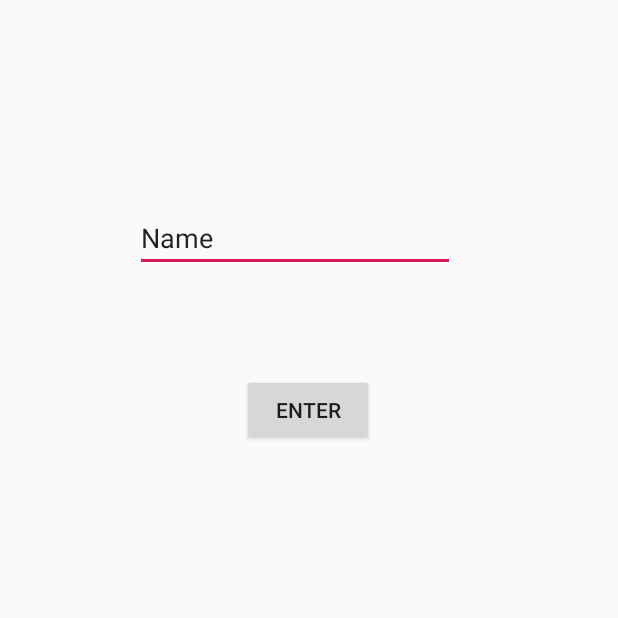
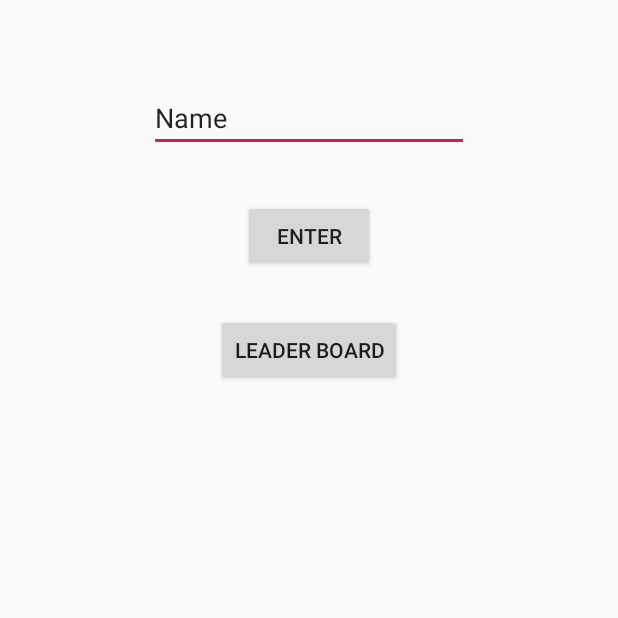
Before and after one commit to linyuqing97/CS441-GameProject, an Android app: the screen it shows after launch (NameActivity), after a tap on "BUTTON", on a phone screen of 412 x 824 dp, the top half of it. Run offline under Robolectric (Android 15) with nearby library versions, the phone set to English and light mode, and no system bars; libraries missing offline, so code that uses them is left out: org.sufficientlysecure.htmltextview; 2 statements that could not run were skipped.

Commit message:
add shoted method, changed leaderboard layout

```diff
--- a/app/src/main/java/com/example/myfungame/MainActivity.java
+++ b/app/src/main/java/com/example/myfungame/MainActivity.java
@@ -12,18 +12,10 @@ import org.sufficientlysecure.htmltextview.HtmlTextView;
 
 public class MainActivity extends AppCompatActivity {
 
-    String htmlCode = "<h2>Super Hero </h2>"+
-            "<h2>Super Hero </h2>"+"<h2>Super Hero </h2>"+                       "k asdklf jas" +
-            "<h2>Super Hero </h2>"+            "df jakl;'sdf ka'sdk;f as" +
-            "<h2>Super Hero </h2>"+
-            "<h2>Super Hero </h2>"+            "lkdf al;sdkf as;ldkf a;slkdf ;asldkf as" +
-            "<h2>Super Hero </h2>"+            "df kl;a's; dl;askf a's;ldk " +
-            "<h2>Super Hero </h2>"+            "akdfl; asdl;kf a" +
-            "<h2>Super Hero </h2>"+            "df kasld;fk a;sdlkf as" +
-            "<h2>Super Hero </h2>"+            "dfk asl;dk fas" +
-            "<h2>Super Hero </h2>"+            "'dpfk al;skdf a" +
-            "sdfk al;sdk f" +
-            "asdfkl asl</p>";
+    String htmlCode = "<center><h2>Apple Go</h2>"+
+            "<p>The goal of this game is to get as much score as possible.Apple can only eat out it's enemy--Android, leave other friendly applications such as Adobe PS, XD along!</p>" +
+            "<p> This is very simple game, tap the screen, apple will fly higher otherwise it will fall in a constant speed.</p>"+
+            "<p>each time you ate applications other than android, you lose one life</p>";
 
     Button button;
     @Override
--- a/app/src/main/java/com/example/myfungame/NameActivity.java
+++ b/app/src/main/java/com/example/myfungame/NameActivity.java
@@ -16,6 +16,7 @@ public class NameActivity extends AppCompatActivity {
 
     EditText editText;
     Button button;
+    Button leaderBoardButton;
 
 
 
@@ -25,20 +26,34 @@ public class NameActivity extends AppCompatActivity {
         setContentView(R.layout.activity_name);
         button = findViewById(R.id.button);
         editText = findViewById(R.id.editText);
+        leaderBoardButton = findViewById(R.id.leaderBoardButton);
+        final LeaderBoard leaderBoard = new LeaderBoard();
 
 
         button.setOnClickListener(new View.OnClickListener() {
             @Override
             public void onClick(View view) {
                 Intent startIntent  = new Intent(getApplicationContext(),LeaderBoard.class);
-                startIntent.putExtra("userName",editText.getText().toString());
+
                 Intent startGameIntent = new Intent(getApplicationContext(),Game.class);
+                startGameIntent.putExtra("userName",editText.getText().toString());
                 startActivity(startGameIntent);
+
+
 
             }
 
 
         });
+        leaderBoardButton.setOnClickListener(new View.OnClickListener() {
+            @Override
+            public void onClick(View view) {
+                Intent startIntent  = new Intent(getApplicationContext(),LeaderBoard.class);
+                startIntent.putExtra("userName",editText.getText().toString());
+                startActivity(startIntent);
+            }
+        });
+
     }
 
 }
--- a/app/src/main/java/com/example/myfungame/splashScreen.java
+++ b/app/src/main/java/com/example/myfungame/splashScreen.java
@@ -14,7 +14,7 @@ public class splashScreen extends AppCompatActivity {
         super.onCreate(savedInstanceState);
         setContentView(R.layout.activity_splash_screen);
         ImageView imageView = findViewById(R.id.imageView);
-        imageView.setImageResource(R.drawable.screen_image);
+        imageView.setImageResource(R.drawable.applevsandroid);
 
         new Handler().postDelayed(new Runnable() {
             @Override
--- a/app/src/main/res/layout/activity_name.xml
+++ b/app/src/main/res/layout/activity_name.xml
@@ -12,12 +12,12 @@
         android:layout_height="wrap_content"
         android:layout_marginStart="8dp"
         android:layout_marginLeft="8dp"
-        android:layout_marginTop="68dp"
+        android:layout_marginTop="32dp"
         android:layout_marginEnd="8dp"
         android:layout_marginRight="8dp"
         android:text="Enter"
         app:layout_constraintEnd_toEndOf="parent"
-        app:layout_constraintHorizontal_bias="0.498"
+        app:layout_constraintHorizontal_bias="0.501"
         app:layout_constraintStart_toStartOf="parent"
         app:layout_constraintTop_toBottomOf="@+id/editText" />
 
@@ -27,14 +27,27 @@
         android:layout_height="wrap_content"
         android:layout_marginStart="8dp"
         android:layout_marginLeft="8dp"
-        android:layout_marginTop="136dp"
+        android:layout_marginTop="56dp"
         android:layout_marginEnd="8dp"
         android:layout_marginRight="8dp"
         android:ems="10"
         android:inputType="textPersonName"
         android:text="Name"
         app:layout_constraintEnd_toEndOf="parent"
-        app:layout_constraintHorizontal_bias="0.45"
         app:layout_constraintStart_toStartOf="parent"
         app:layout_constraintTop_toTopOf="parent" />
+
+    <Button
+        android:id="@+id/leaderBoardButton"
+        android:layout_width="wrap_content"
+        android:layout_height="wrap_content"
+        android:layout_marginStart="8dp"
+        android:layout_marginLeft="8dp"
+        android:layout_marginTop="28dp"
+        android:layout_marginEnd="8dp"
+        android:layout_marginRight="8dp"
+        android:text="LEADER BOARD"
+        app:layout_constraintEnd_toEndOf="parent"
+        app:layout_constraintStart_toStartOf="parent"
+        app:layout_constraintTop_toBottomOf="@+id/button" />
 </androidx.constraintlayout.widget.ConstraintLayout>
```
Also changed, not shown: app/src/main/java/com/example/myfungame/LeaderBoard.java (+45 -6 lines), app/src/main/java/com/example/myfungame/RecycleAdapter.java (+12 -5 lines), app/src/main/java/com/example/myfungame/UserInfo.java (added, +31 -0 lines), app/src/main/java/com/example/myfungame/userInfo.java (deleted, +0 -11 lines), app/src/main/res/layout/activity_leader_board.xml (+37 -4 lines), app/src/main/res/layout/leader_board_format.xml (+19 -8 lines), app/src/main/res/layout/prompt.xml (added, +13 -0 lines), app/src/main/res/drawable/applevsandroid.jpg (added).
